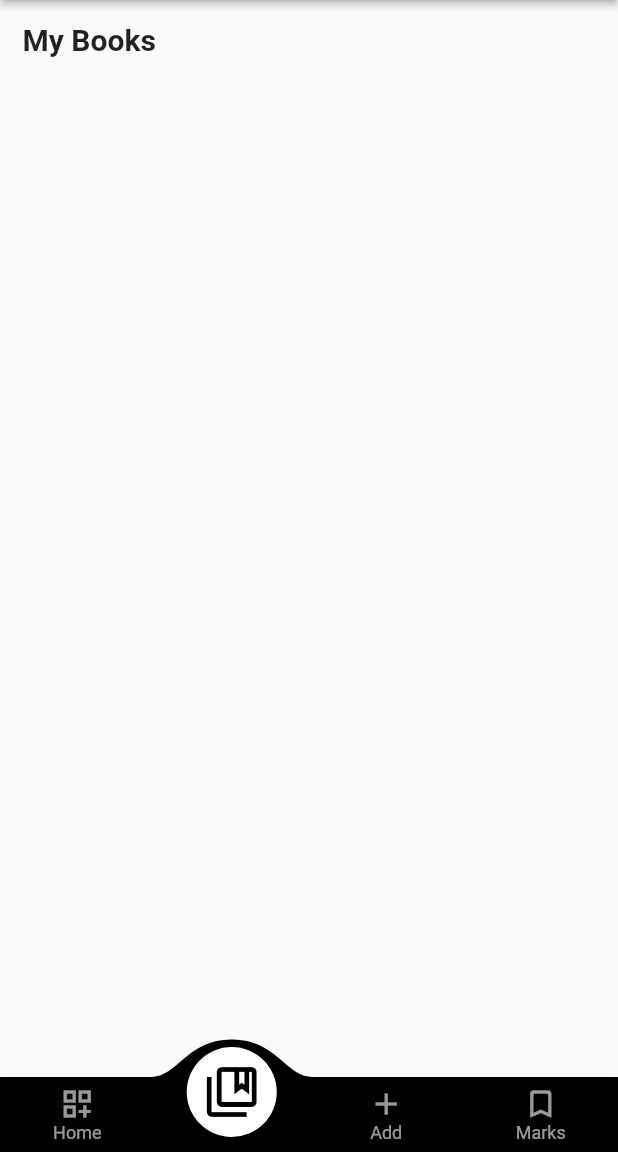
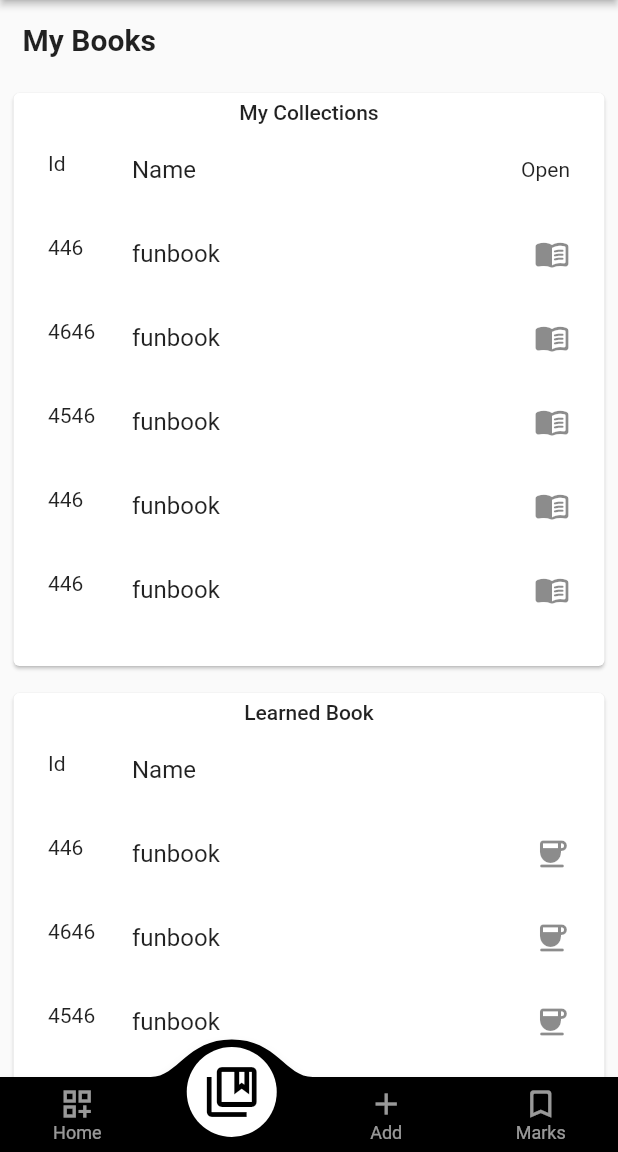
Before and after one commit to vikassharmanaini/my_gpl, a Flutter app: the Library screen opened by its route, item 2 of the bottom bar chosen, on a phone screen of 412 x 824 dp, the part 84-1236 px from its top. Run offline on Flutter 3.47's test engine with Material 2 defaults, Android fonts, the phone set to English and light mode, and no system bars; drawn by our look-alikes of convex_bottom_bar; our stand-ins replace charts_flutter.

Commit message:
bookcollection completed

```diff
--- a/lib/pages/My Libarary/Addbook.dart
+++ b/lib/pages/My Libarary/Addbook.dart
@@ -17,7 +17,10 @@ class _AddBookState extends State<AddBook> {
   @override
   Widget build(BuildContext context) {
     return Column(
-      children: [LibTitle(title: Title)],
+      children: [
+        LibTitle(title: Title),
+
+      ],
     );
   }
 }
--- a/lib/pages/My Libarary/bookcollection.dart
+++ b/lib/pages/My Libarary/bookcollection.dart
@@ -1,6 +1,7 @@
 import 'package:flutter/material.dart';
 import 'package:flutter/src/foundation/key.dart';
 import 'package:flutter/src/widgets/framework.dart';
+import 'package:my_gpl/widgets/libwidgets/mybooks.dart';
 
 import '../../widgets/library-bottom-nav.dart';
 import '../../widgets/librarytitle.dart';
@@ -16,8 +17,14 @@ class _BookCollectionState extends State<BookCollection> {
   String Title = "My Books";
   @override
   Widget build(BuildContext context) {
-    return Column(
-      children: [LibTitle(title: Title)],
+    return SingleChildScrollView(
+      child: Column(
+        children: [
+          LibTitle(title: Title),
+          MyBookscol(),
+          Learnedshow(),
+        ],
+      ),
     );
   }
 }
--- /dev/null
+++ b/lib/utility/Book.dart
@@ -0,0 +1,13 @@
+import 'package:flutter/foundation.dart';
+
+class Book {
+  String Bookid;
+  String Bookname="";
+  int Page=0;
+  Book(
+    {
+    required this.Bookid,
+    this.Bookname ="",
+    this.Page = 0,
+  });
+}
--- a/lib/widgets/app-drawer.dart
+++ b/lib/widgets/app-drawer.dart
@@ -35,10 +35,12 @@ class AppDrawer extends StatelessWidget {
                 style: TextStyle(fontWeight: FontWeight.bold),
               ),
               accountEmail: Text(UserData().getenroll()),
-              currentAccountPicture: const CircleAvatar(
-                backgroundImage: NetworkImage(
-                    "https://cdn.pixabay.com/photo/2015/10/05/22/37/blank-profile-picture-973460_960_720.png"),
-              ),
+
+              currentAccountPicture: CircleAvatar(),
+              // currentAccountPicture: const CircleAvatar(
+              //   backgroundImage: NetworkImage(
+              //       "https://cdn.pixabay.com/photo/2015/10/05/22/37/blank-profile-picture-973460_960_720.png"),
+              // ),
             ),
           ),
           ListTile(
--- /dev/null
+++ b/lib/widgets/libwidgets/mybooks.dart
@@ -0,0 +1,178 @@
+import 'package:flutter/material.dart';
+import 'package:flutter/painting.dart';
+import 'package:flutter/src/widgets/container.dart';
+import 'package:flutter/src/widgets/framework.dart';
+
+import '../../utility/Book.dart';
+
+class MyBookscol extends StatefulWidget {
+  const MyBookscol({super.key});
+
+  @override
+  State<MyBookscol> createState() => _MyBookscolState();
+}
+
+class _MyBookscolState extends State<MyBookscol> {
+  @override
+  Widget build(BuildContext context) {
+    return Container(
+      height: 400,
+      padding: EdgeInsets.all(5),
+      child: Card(
+        child: Padding(
+          padding: EdgeInsets.all(5),
+          child: ListView(
+            children: [
+              Title(
+                color: Colors.black,
+                child: Text(
+                  "My Collections",
+                  textAlign: TextAlign.center,
+                  style: TextStyle(
+                    fontWeight: FontWeight.w500,
+                  ),
+                ),
+              ),
+              MyBookList()
+            ],
+          ),
+        ),
+      ),
+    );
+  }
+}
+
+class MyBookList extends StatefulWidget {
+  const MyBookList({super.key});
+
+  @override
+  State<MyBookList> createState() => _MyWidgetState();
+}
+
+class _MyWidgetState extends State<MyBookList> {
+  @override
+  Widget build(BuildContext context) {
+    List<Book> booklist = [
+      Book(Bookid: "466", Bookname: "funbook"),
+      Book(Bookid: "446", Bookname: "funbook"),
+      Book(Bookid: "4646", Bookname: "funbook"),
+      Book(Bookid: "4546", Bookname: "funbook"),
+      Book(Bookid: "446", Bookname: "funbook"),
+      Book(Bookid: "446", Bookname: "funbook"),
+      Book(Bookid: "446", Bookname: "funbook"),
+      Book(Bookid: "4646", Bookname: "funbook"),
+      Book(Bookid: "410", Bookname: "funbook"),
+    ];
+    _openbook(String bookid) {
+      print(bookid);
+    }
+
+    return Container(
+      height: 400,
+      child: ListView.builder(
+        padding: EdgeInsets.all(2),
+        itemCount: booklist.length,
+        itemBuilder: (BuildContext context, int index) {
+          if (index == 0)
+            return ListTile(
+              title: Text("Name"),
+              leading: Text("Id"),
+              trailing: Text("Open"),
+              onTap: _openbook(booklist.elementAt(index).Bookid),
+            );
+          else
+            return ListTile(
+              title: Text(booklist.elementAt(index).Bookname),
+              leading: Text(booklist.elementAt(index).Bookid),
+              trailing: GestureDetector(
+                child: Icon(Icons.menu_book_rounded),
+                onTap: _openbook(booklist.elementAt(index).Bookid),
+              ),
+            );
+        },
+      ),
+    );
+  }
+}
+
+class Learnedshow extends StatelessWidget {
+  const Learnedshow({super.key});
+
+  @override
+  Widget build(BuildContext context) {
+    return Container(
+      height: 300,
+      padding: EdgeInsets.all(5),
+      child: Card(
+        child: Padding(
+          padding: EdgeInsets.all(5),
+          child: ListView(
+            children: [
+              Title(
+                color: Colors.black,
+                child: Text(
+                  "Learned Book",
+                  textAlign: TextAlign.center,
+                  style: TextStyle(
+                    fontWeight: FontWeight.w500,
+                  ),
+                ),
+              ),
+              Learned()
+            ],
+          ),
+        ),
+      ),
+    );
+  }
+}
+
+class Learned extends StatefulWidget {
+  const Learned({super.key});
+
+  @override
+  State<Learned> createState() => _LearnedState();
+}
+
+class _LearnedState extends State<Learned> {
+  @override
+  Widget build(BuildContext context) {
+    List<Book> booklist = [
+      Book(Bookid: "466", Bookname: "funbook"),
+      Book(Bookid: "446", Bookname: "funbook"),
+      Book(Bookid: "4646", Bookname: "funbook"),
+      Book(Bookid: "4546", Bookname: "funbook"),
+      Book(Bookid: "446", Bookname: "funbook"),
+      Book(Bookid: "446", Bookname: "funbook"),
+      Book(Bookid: "446", Bookname: "funbook"),
+      Book(Bookid: "4646", Bookname: "funbook"),
+      Book(Bookid: "410", Bookname: "funbook"),
+    ];
+    _openbook(String bookid) {
+      print(bookid);
+    }
+
+    return Container(
+      height: 300,
+      child: ListView.builder(
+        padding: EdgeInsets.all(2),
+        itemCount: booklist.length,
+        itemBuilder: (BuildContext context, int index) {
+          if (index == 0)
+            return ListTile(
+              title: Text("Name"),
+              leading: Text("Id"),
+              onTap: _openbook(booklist.elementAt(index).Bookid),
+            );
+          else
+            return ListTile(
+              title: Text(booklist.elementAt(index).Bookname),
+              leading: Text(booklist.elementAt(index).Bookid),
+              trailing: Icon(Icons.coffee_rounded),
+              onTap: _openbook(booklist.elementAt(index).Bookid),
+            );
+        },
+      ),
+    );
+  }
+}
```
Also changed, not shown: lib/widgets/libwidgets/addnewbook.dart (added).
